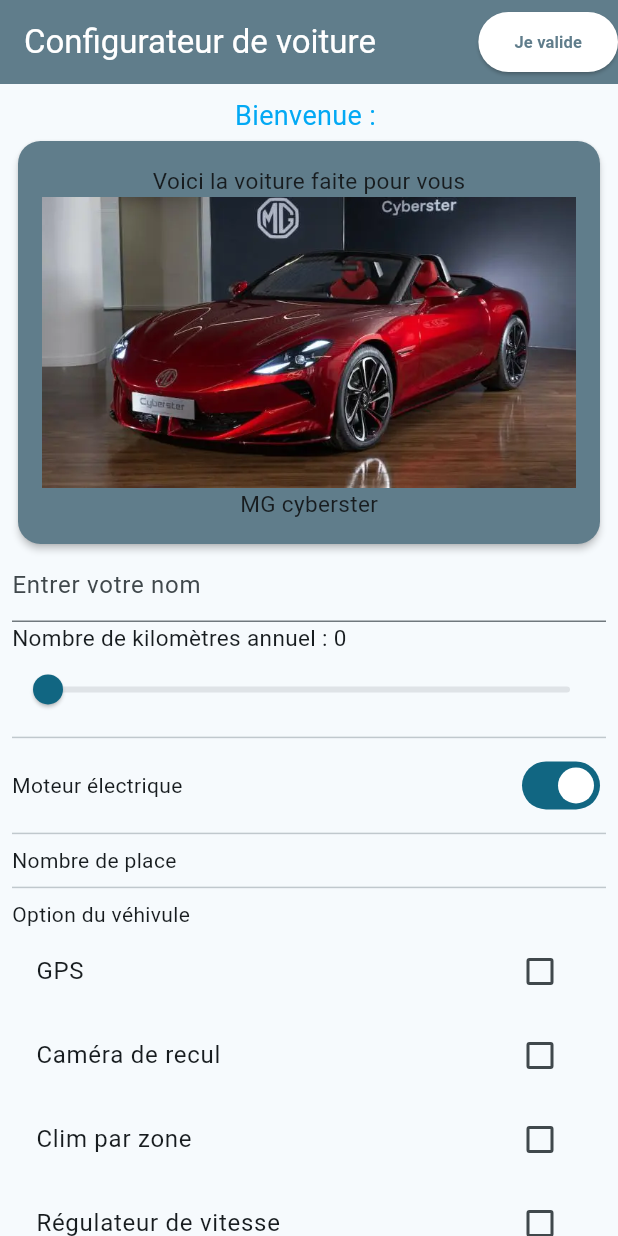
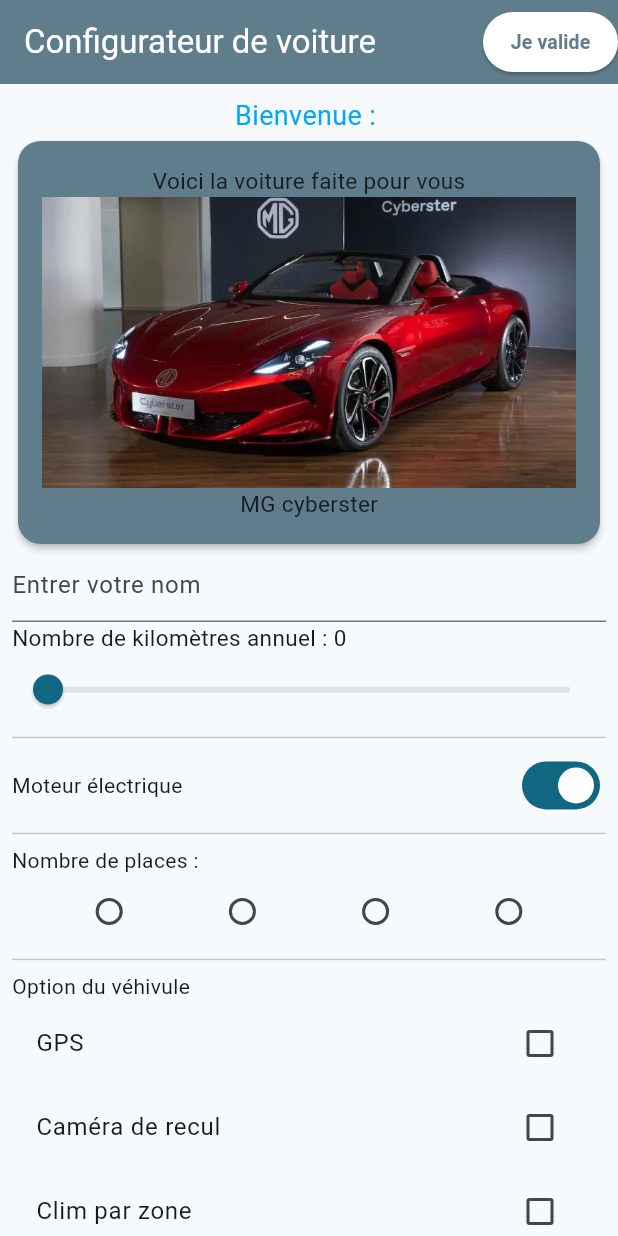
Before and after one commit to KifK2f/config_voiture_app_flutter, a Flutter app: the screen it shows after launch, on a phone screen of 412 x 824 dp. Run offline on Flutter 3.47's test engine with Material 3 defaults, Android fonts, the phone set to English and light mode, and no system bars.

Commit message:
Radio pour le nombre de places

```diff
--- a/lib/home_page.dart
+++ b/lib/home_page.dart
@@ -37,6 +37,12 @@
     super.dispose();
   }
 
+  //Bouton Radio
+  List<int> placeList = [2, 4, 5, 7];
+  int? _placesSelected;
+
+
+  //Pour le checkBOX
   final Map<String, bool> _options = {
     "GPS": false,
     "Caméra de recul": false,
@@ -47,6 +53,22 @@
     "Roue de secours": false,
     "Jantes alu": false
   };
+
+  //La liste de voitures
+  final List<Car> _car = [
+    Car(name: "MG cyberster", url: "MG", places: 2, isElectric: true),
+    Car(name: "R5 électrique", url: "R5", places: 4, isElectric: true),
+    Car(name: "Tesla", url: "tesla", places: 5, isElectric: true),
+    Car(name: "Van VW", url: "Van", places: 7, isElectric: true),
+    Car(name: "Alpine", url: "Alpine", places: 2, isElectric: false),
+    Car(name: "Fiat 500", url: "Fiat 500", places: 4, isElectric: false),
+    Car(name: "Peugeot 3008", url: "P3008", places: 5, isElectric: false),
+    Car(name: "Dacia Jogger", url: "Jogger", places: 7, isElectric: false),
+  ];
+
+  //La logique de choix de voiture
+  // _carSelected = cars.firstWhere((car) => car.is)
+
 
   @override
   Widget build(BuildContext context){
@@ -65,12 +87,16 @@
                   unfocusMethod();
                 });
               }),
-              style: ElevatedButton.styleFrom(backgroundColor: Colors.white),
+              style: ElevatedButton.styleFrom(
+                backgroundColor: Colors.white,
+                fixedSize: const Size(90, 40), // Largeur : 90, hauteur : 40
+                padding: EdgeInsets.zero,
+              ),
               child: const Text(
                   "Je valide",
                 style: TextStyle(
                   color: Colors.blueGrey,
-                  fontSize: 11,
+                  fontSize: 13,
                   fontWeight: FontWeight.bold
                 ),
               ))
@@ -180,18 +206,39 @@
               Divider(),
 
               // Un Radio pour le nombre de places
-              Row(
+              Column(
+                crossAxisAlignment: CrossAxisAlignment.start,
                 children: [
-                  Text("Nombre de place "),
+                  Text("Nombre de places : ${_placesSelected ?? ''}"),
+                  RadioGroup<int>(
+                    groupValue: _placesSelected,
+                    onChanged: (value){
+                      setState(() {
+                        _placesSelected = value;
+                      });
+                    },
+                    child: Row(
+                      mainAxisAlignment: MainAxisAlignment.spaceEvenly,
+                      children: placeList.map((place){
+                        return Column(
+                          children: [
+                            Radio<int>(value: place),
                           ],
+                        );
+                      }).toList(),
                     ),
+                  )
+                ]
+              ),
+
+
 
               Divider(),
               // Un Checkbox pour les options
-              Container(
-                alignment: Alignment.centerLeft,
-                child: Text("Option du véhivule"),
-              ),
+              Column(
+                crossAxisAlignment: CrossAxisAlignment.start,
+                children: [
+                  Text("Option du véhivule"),
                   Column(
                     mainAxisAlignment: MainAxisAlignment.spaceEvenly,
                     children: _options.keys.map((key){
@@ -205,6 +252,8 @@
                         },
                       );
                     }).toList(),
+                  ),
+                ],
               )
 
 
@@ -215,3 +264,14 @@
     );
   }
 }
+
+class Car{
+  String name;
+  String url;
+  int places;
+  bool isElectric;
+
+  Car({required this.name, required this.url, required this.places, required this.isElectric});
+
+  String get urlString => "assets/images/$url.jpg";
+}
```
Lines whose indentation alone changed are shown as unchanged.
